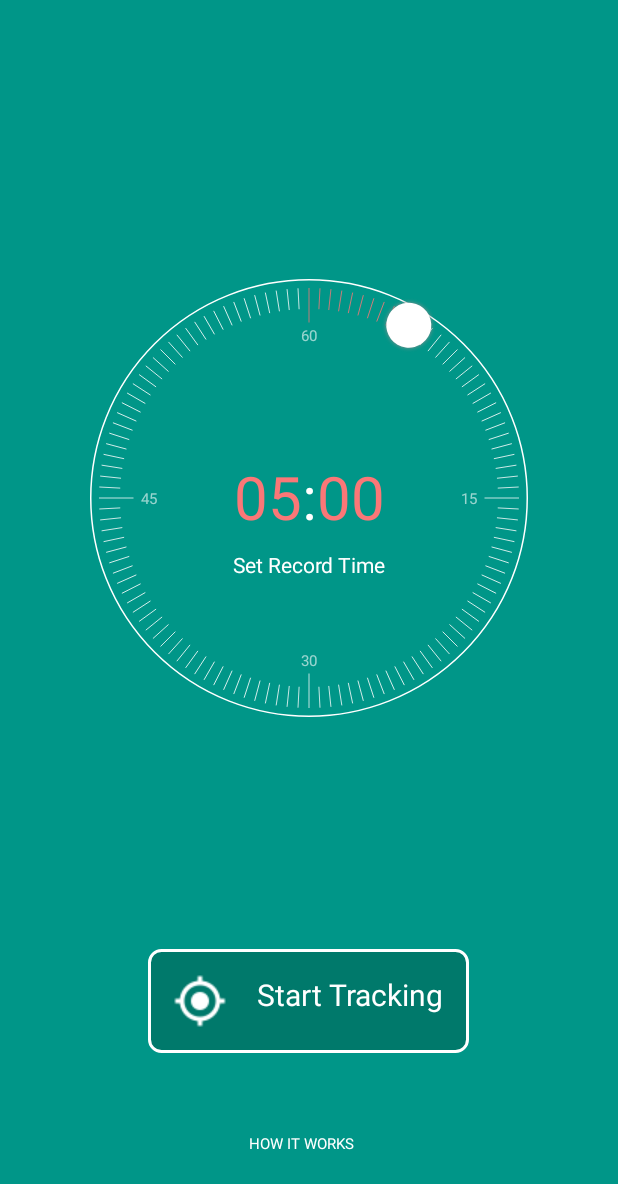
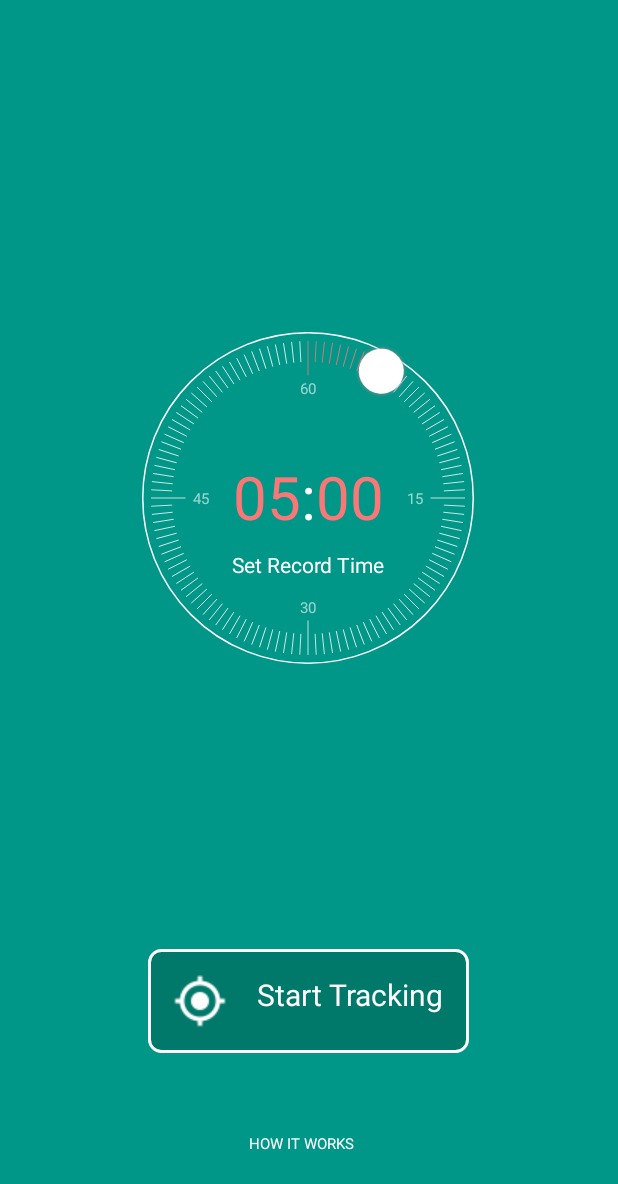
Before and after one commit to andela-kedeh/Geo-Tracker, an Android app: the MainActivity screen opened directly, with no data from a screen before it, on a phone screen of 412 x 824 dp, the part 52-1236 px from its top. Run offline under Robolectric (Android 15) with nearby library versions, the phone set to English and light mode, and no system bars.

Commit message:
close the drawer before calling showHelp method

```diff
--- a/app/src/main/java/com/checkpoint4/wecking/standingstillapp/activity/MainActivity.java
+++ b/app/src/main/java/com/checkpoint4/wecking/standingstillapp/activity/MainActivity.java
@@ -141,6 +141,7 @@ public class MainActivity extends AppCompatActivity implements  View.OnClickList
                 startActivity(intent);
                 break;
             case R.id.help:
+                mDrawerLayout.closeDrawers();
                 showHelpToUse();
                 break;
         }
--- a/app/src/main/res/layout/activity_maps.xml
+++ b/app/src/main/res/layout/activity_maps.xml
@@ -51,8 +51,8 @@
 
         <com.checkpoint4.wecking.standingstillapp.ApplicationComponent.CircleTimerView
             android:id="@+id/circularTimerView"
-            android:layout_width="300dp"
-            android:layout_height="300dp"
+            android:layout_width="230dp"
+            android:layout_height="230dp"
             android:layout_gravity="center"
             android:layout_weight="0.53" />
 
```
